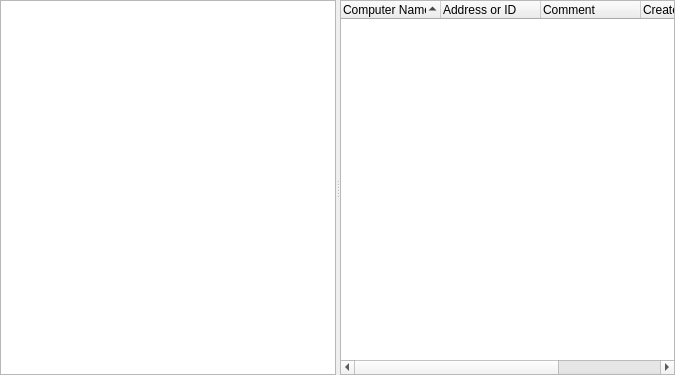
First picture: the form in source/console/address_book_tab.ui, repository dchapyshev/aspia, before the edit.
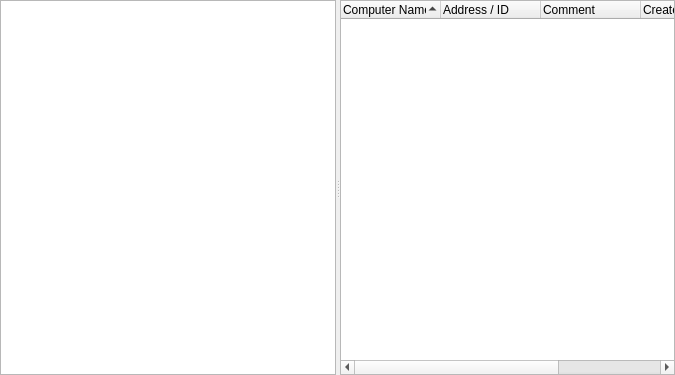
Second picture: the form after the edit. Custom widgets are drawn as their Qt base class.

```diff
--- a/source/console/address_book_tab.ui
+++ b/source/console/address_book_tab.ui
@@ -97,7 +97,7 @@
       </column>
       <column>
        <property name="text">
-        <string>Address or ID</string>
+        <string>Address / ID</string>
        </property>
       </column>
       <column>
```
